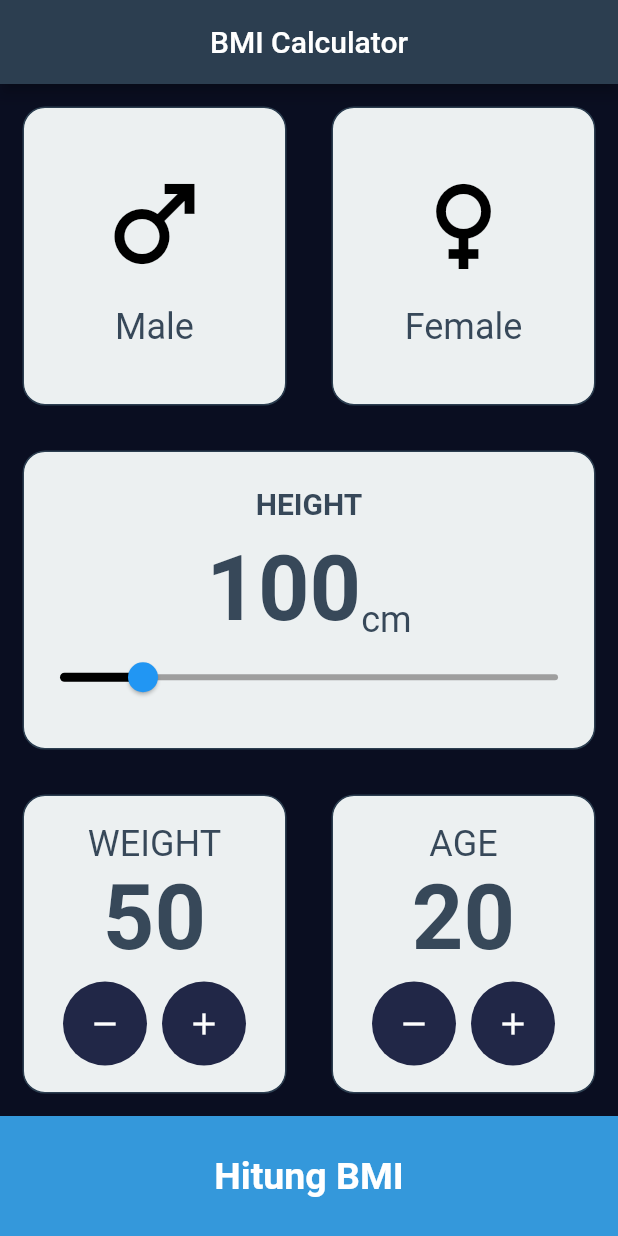
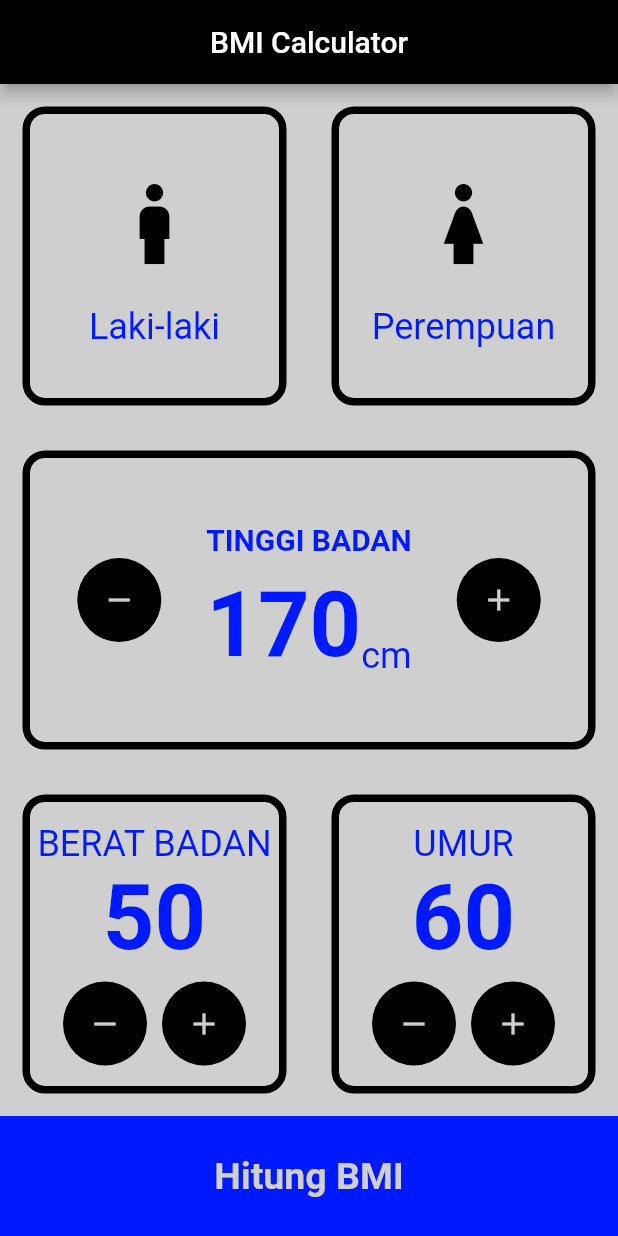
Before and after one commit to tekotechkotech/bmi, a Flutter app: the screen it shows after launch, on a phone screen of 412 x 824 dp. Run offline on Flutter 3.47's test engine with Material 2 defaults, Android fonts, the phone set to English and light mode, and no system bars.

Commit message:
push after presentasi

```diff
--- a/lib/constants/constant.dart
+++ b/lib/constants/constant.dart
@@ -1,22 +1,24 @@
 import 'package:flutter/material.dart';
 
-const Color primaryColor = Color(0xff2C3E50);
+const Color primaryColor = Color.fromARGB(255, 0, 0, 0);
+const Color secondaryColor = Color.fromARGB(255, 207, 207, 207);
+const Color tersierColor = Color.fromARGB(255, 0, 26, 255);
 
 TextStyle labelTextStyle =
-    const TextStyle(fontSize: 24, color: Color(0xff02C3E50) //Color(0xff8d8e98),
+    const TextStyle(fontSize: 24, color: tersierColor //Color(0xff8d8e98),
         );
 
 TextStyle numberTextStyle = const TextStyle(
   fontSize: 60,
   fontWeight: FontWeight.bold,
-  color: Color(0xff02C3E50),
+  color: tersierColor,
 );
 
-const String underWeightSevere = "Underweight (Severe thinness)";
-const String underWeightModerate = "Underweight (Moderate thinness)";
-const String underWeightMild = "Underweight (Mild thinness)";
+const String underWeightSevere = "Kurus (Terlalu Kurus)";
+const String underWeightModerate = "Kurus (Kurus Menengah)";
+const String underWeightMild = "Kurus (Kurus Normal)";
 const String normal = "Normal";
-const String overWeight = "Overweight";
-const String obeseI = "Obese (Class I)";
-const String obeseII = "Obese (Class II)";
-const String obeseIII = "Obese (Class III)";
+const String overWeight = "Gemuk";
+const String obeseI = "Obesitas (Kelas I)";
+const String obeseII = "Obesitas (Kelas II)";
+const String obeseIII = "Obesitas (Kelas III)";
--- a/lib/helpers/bmi_calculator.dart
+++ b/lib/helpers/bmi_calculator.dart
@@ -50,20 +50,20 @@ class BmiCalculator {
       case underWeightSevere:
       case underWeightModerate:
       case underWeightMild:
-        desc = "Possible nutritional deficiency and osteoporosis.";
+        desc = "Kemungkinan kekurangan nutrisi dan osteoporosis.";
         break;
       case normal:
-        desc = "Low Risk (healthy range).";
+        desc = "Resiko Kesehatan Rendah";
         break;
       case overWeight:
         desc =
-            "Moderate risk of developing heart disease, high blood pressure, stroke, diabetes mellitus.";
+            "Memiliki risiko terkena penyakit jantung, tekanan darah tinggi, stroke, diabetes mellitus.";
         break;
       case obeseI:
       case obeseII:
       case obeseIII:
         desc =
-            "High risk of developing heart disease, high blood pressure, stroke, diabetes mellitus.";
+            "Resiko tinggi terkena penyakit jantung, tekanan darah tinggi, stroke, diabetes mellitus.";
         break;
 
       default:
--- a/lib/view/bmi_data_screen.dart
+++ b/lib/view/bmi_data_screen.dart
@@ -12,15 +12,15 @@ class BmiDataScreen extends StatefulWidget {
 }
 
 class _BmiDataScreenState extends State<BmiDataScreen> {
-  int height = 100;
+  int height = 170;
   int weight = 50;
-  int age = 20;
+  int age = 60;
   String? gender;
 
   @override
   Widget build(BuildContext context) {
     return Scaffold(
-        backgroundColor: const Color(0xff0a0e21),
+        backgroundColor: secondaryColor,
         appBar: AppBar(
           title: const Center(child: Text('BMI Calculator')),
         ),
@@ -37,10 +37,10 @@ class _BmiDataScreenState extends State<BmiDataScreen> {
                     },
                     child: BmiCard(
                       borderColor:
-                          (gender == "male") ? Colors.black : primaryColor,
+                          (gender == "male") ? tersierColor : primaryColor,
                       child: const GenderIconText(
-                        icon: Icons.male,
-                        tittle: 'Male',
+                        icon: Icons.boy,
+                        tittle: 'Laki-laki',
                       ),
                     ),
                   ),
@@ -53,10 +53,10 @@ class _BmiDataScreenState extends State<BmiDataScreen> {
                     },
                     child: BmiCard(
                       borderColor:
-                          (gender == "female") ? Colors.black : primaryColor,
+                          (gender == "female") ? tersierColor : primaryColor,
                       child: const GenderIconText(
-                        icon: Icons.female,
-                        tittle: 'Female',
+                        icon: Icons.girl,
+                        tittle: 'Perempuan',
                       ),
                     ),
                   ),
@@ -65,11 +65,34 @@ class _BmiDataScreenState extends State<BmiDataScreen> {
             )),
             Expanded(
                 child: BmiCard(
-              child: Column(
+              child: Row(
+                mainAxisAlignment: MainAxisAlignment.center,
+                children: [
+                  RawMaterialButton(
+                    onPressed: () {
+                      if (height > 0) {
+                        height--;
+                        setState(() {});
+                      }
+                    },
+                    elevation: 0,
+                    child: const Icon(
+                      Icons.remove,
+                      color: secondaryColor,
+                    ),
+                    shape: const CircleBorder(),
+                    fillColor: primaryColor,
+                    constraints: const BoxConstraints.tightFor(
+                      width: 56,
+                      height: 56,
+                    ),
+                  ),
+                  const SizedBox(width: 30),
+                  Column(
                     mainAxisAlignment: MainAxisAlignment.center,
                     children: [
                       Text(
-                    "HEIGHT",
+                        "TINGGI BADAN",
                         style: labelTextStyle.copyWith(
                           fontSize: 20,
                           fontWeight: FontWeight.bold,
@@ -90,18 +113,40 @@ class _BmiDataScreenState extends State<BmiDataScreen> {
                           ),
                         ],
                       ),
-                  Slider(
-                    value: height.toDouble(),
-                    min: 80,
-                    max: 200,
-                    thumbColor: Colors.blue,
-                    activeColor: Colors.black,
-                    inactiveColor: Colors.grey,
-                    onChanged: (value) {
-                      height = value.toInt();
+                      // Slider(
+                      //   value: height.toDouble(),
+                      //   min: 80,
+                      //   max: 200,
+                      //   thumbColor: tersierColor,
+                      //   activeColor: primaryColor,
+                      //   inactiveColor: Colors.grey,
+                      //   onChanged: (value) {
+                      //     height = value.toInt();
+                      //     setState(() {});
+                      //   },
+                      // )
+                    ],
+                  ),
+                  const SizedBox(width: 30),
+                  RawMaterialButton(
+                    onPressed: () {
+                      if (height > 0) {
+                        height;
                         setState(() {});
+                      }
                     },
-                  )
+                    elevation: 0,
+                    child: const Icon(
+                      Icons.add,
+                      color: secondaryColor,
+                    ),
+                    shape: const CircleBorder(),
+                    fillColor: primaryColor,
+                    constraints: const BoxConstraints.tightFor(
+                      width: 56,
+                      height: 56,
+                    ),
+                  ),
                 ],
               ),
             )),
@@ -113,7 +158,7 @@ class _BmiDataScreenState extends State<BmiDataScreen> {
                       mainAxisAlignment: MainAxisAlignment.center,
                       children: [
                         Text(
-                          "WEIGHT",
+                          "BERAT BADAN",
                           style: labelTextStyle,
                         ),
                         Text(
@@ -134,10 +179,10 @@ class _BmiDataScreenState extends State<BmiDataScreen> {
                               elevation: 0,
                               child: const Icon(
                                 Icons.remove,
-                                color: Colors.white,
+                                color: secondaryColor,
                               ),
                               shape: const CircleBorder(),
-                              fillColor: const Color(0xff212747),
+                              fillColor: primaryColor,
                               constraints: const BoxConstraints.tightFor(
                                 width: 56,
                                 height: 56,
@@ -152,10 +197,10 @@ class _BmiDataScreenState extends State<BmiDataScreen> {
                               elevation: 0,
                               child: const Icon(
                                 Icons.add,
-                                color: Colors.white,
+                                color: secondaryColor,
                               ),
                               shape: const CircleBorder(),
-                              fillColor: const Color(0xff212747),
+                              fillColor: primaryColor,
                               constraints: const BoxConstraints.tightFor(
                                 width: 56,
                                 height: 56,
@@ -173,7 +218,7 @@ class _BmiDataScreenState extends State<BmiDataScreen> {
                       mainAxisAlignment: MainAxisAlignment.center,
                       children: [
                         Text(
-                          "AGE",
+                          "UMUR",
                           style: labelTextStyle,
                         ),
                         Text(
@@ -194,10 +239,10 @@ class _BmiDataScreenState extends State<BmiDataScreen> {
                               elevation: 0,
                               child: const Icon(
                                 Icons.remove,
-                                color: Colors.white,
+                                color: secondaryColor,
                               ),
                               shape: const CircleBorder(),
-                              fillColor: const Color(0xff212747),
+                              fillColor: primaryColor,
                               constraints: const BoxConstraints.tightFor(
                                 width: 56,
                                 height: 56,
@@ -212,10 +257,10 @@ class _BmiDataScreenState extends State<BmiDataScreen> {
                               elevation: 0,
                               child: const Icon(
                                 Icons.add,
-                                color: Colors.white,
+                                color: secondaryColor,
                               ),
                               shape: const CircleBorder(),
-                              fillColor: const Color(0xff212747),
+                              fillColor: primaryColor,
                               constraints: const BoxConstraints.tightFor(
                                 width: 56,
                                 height: 56,
@@ -247,14 +292,14 @@ class _BmiDataScreenState extends State<BmiDataScreen> {
               },
               child: Container(
                 height: 80,
-                color: const Color(0xff3498DB),
+                color: tersierColor,
                 child: const Center(
                     child: Text(
                   "Hitung BMI",
                   style: TextStyle(
                       fontSize: 25,
                       fontWeight: FontWeight.bold,
-                      color: Colors.white),
+                      color: secondaryColor),
                 )),
               ),
             ),
@@ -277,9 +322,9 @@ class BmiCard extends StatelessWidget {
   Widget build(BuildContext context) {
     return Container(
         decoration: BoxDecoration(
-          color: const Color(0xffECF0F1),
+          color: secondaryColor,
           borderRadius: BorderRadius.circular(15),
-          border: Border.all(color: borderColor!),
+          border: Border.all(color: borderColor!, width: 5),
         ),
         margin: const EdgeInsets.all(15),
         child: child);
@@ -304,7 +349,7 @@ class GenderIconText extends StatelessWidget {
         Icon(
           icon,
           size: 80,
-          color: Colors.black,
+          color: primaryColor,
         ),
         const SizedBox(
           height: 15,
--- a/lib/view/bmi_result_screen.dart
+++ b/lib/view/bmi_result_screen.dart
@@ -1,3 +1,4 @@
+import 'package:bmi/constants/constant.dart';
 import 'package:bmi/helpers/bmi_calculator.dart';
 import 'package:bmi/view/bmi_data_screen.dart';
 import 'package:flutter/material.dart';
@@ -15,6 +16,7 @@ class BmiResultScreen extends StatelessWidget {
     bmiCalculator.getHealthRiskDescription();
 
     return Scaffold(
+      backgroundColor: Colors.white,
       appBar: AppBar(
         title: const Text('Hasil Hitung BMI'),
       ),
@@ -27,7 +29,7 @@ class BmiResultScreen extends StatelessWidget {
                 style: TextStyle(
                   fontSize: 40,
                   fontWeight: FontWeight.bold,
-                  color: Colors.white,
+                  color: Colors.black,
                 ),
               ),
             ),
@@ -46,7 +48,7 @@ class BmiResultScreen extends StatelessWidget {
                         style: const TextStyle(
                           fontSize: 40,
                           fontWeight: FontWeight.bold,
-                          color: Color(0xff212747),
+                          color: primaryColor,
                         ),
                       ),
                       Text(
@@ -54,7 +56,7 @@ class BmiResultScreen extends StatelessWidget {
                         style: const TextStyle(
                           fontSize: 100,
                           fontWeight: FontWeight.bold,
-                          color: Color(0xff212747),
+                          color: primaryColor,
                         ),
                       ),
                       Text(
@@ -62,7 +64,7 @@ class BmiResultScreen extends StatelessWidget {
                         textAlign: TextAlign.center,
                         style: const TextStyle(
                           fontSize: 30,
-                          color: Color(0xff212747),
+                          color: primaryColor,
                         ),
                       ),
                     ]),
@@ -75,7 +77,7 @@ class BmiResultScreen extends StatelessWidget {
             },
             child: Container(
               height: 80,
-              color: const Color(0xff3498DB),
+              color: tersierColor,
               child: const Center(
                   child: Text(
                 "Hitung Ulang",
```
Lines whose indentation alone changed are shown as unchanged.
